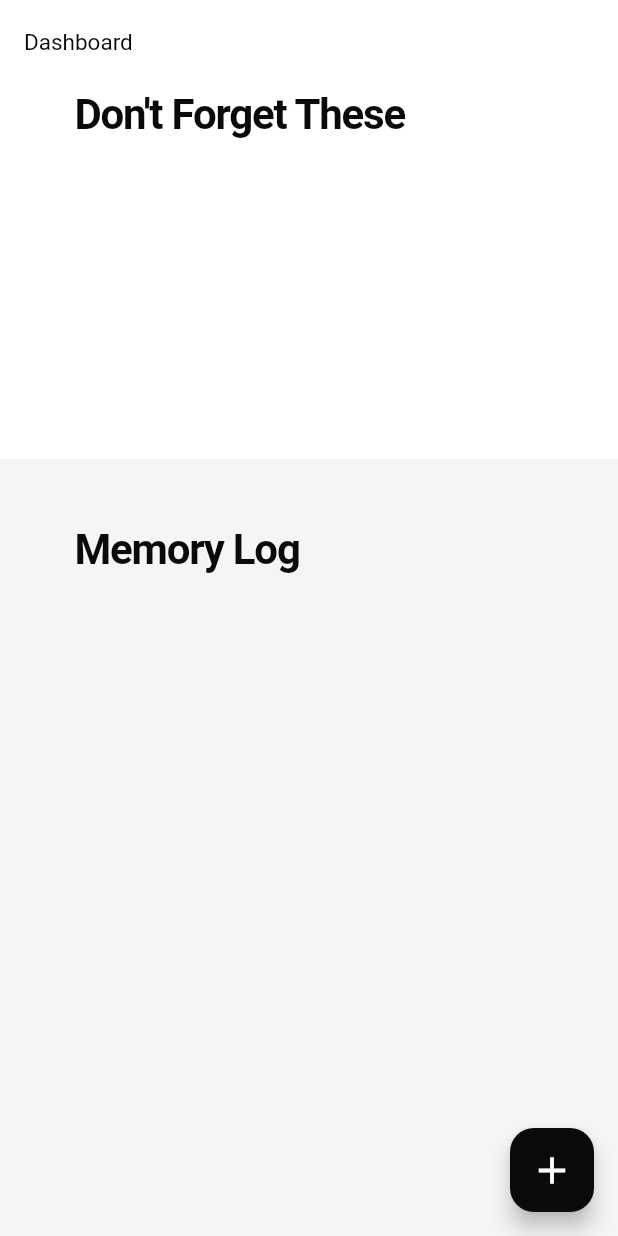
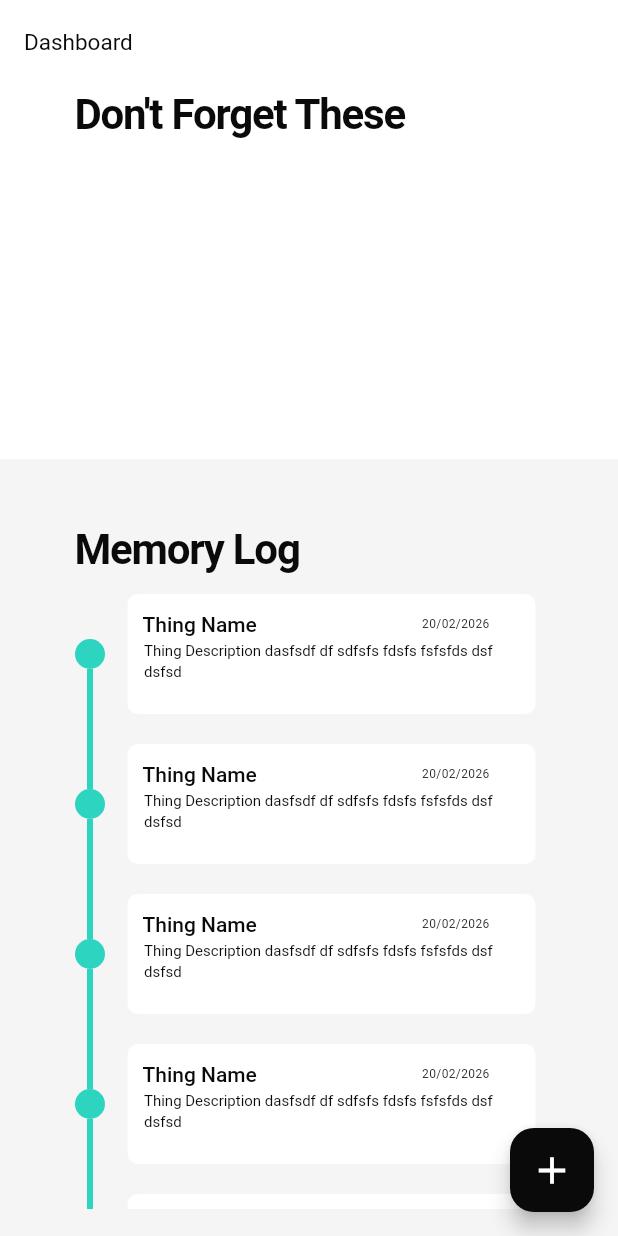
Before and after one commit to dimitrilahanas/MemoryStack, a Flutter app: the screen it shows after launch, on a phone screen of 412 x 824 dp. Run offline on Flutter 3.47's test engine with Material 3 defaults, Android fonts, the phone set to English and light mode, and no system bars; drawn by our look-alikes of timeline_tile; our stand-ins replace hive, hive_flutter; accounts and stored records are empty.

Commit message:
Revert "feat(HomeScreen): Save Memory now works and adds to hive list."
This reverts commit f8ca63a870820edcf6484e1b9cf24529cb482493.

```diff
--- a/lib/screens/home_screen.dart
+++ b/lib/screens/home_screen.dart
@@ -1,32 +1,9 @@
 import 'package:flutter/material.dart';
-import 'package:hive/hive.dart';
-import 'package:memorystack/database/boxes.dart';
-import 'package:memorystack/widgets/create_memory_widget.dart';
 import 'package:memorystack/widgets/header_widget.dart';
 import 'package:memorystack/widgets/things_timeline_widget.dart';
 
-import 'package:memorystack/models/memory.dart';
-
-class HomeScreen extends StatefulWidget {
+class HomeScreen extends StatelessWidget {
   const HomeScreen({super.key});
-
-  @override
-  State<HomeScreen> createState() => _HomeScreenState();
-}
-
-class _HomeScreenState extends State<HomeScreen> {
-  final TextEditingController memoryNameController = TextEditingController();
-  final TextEditingController memoryDescController = TextEditingController();
-
-  void saveMemory() {
-    final newMemory = Memory(name: memoryNameController.text, description: memoryDescController.text, lastCompleted: 'w');
-    boxMemorys.add(newMemory);
-
-    memoryNameController.clear();
-    memoryDescController.clear();
-
-    Navigator.pop(context);
-  }
 
   @override
   Widget build(BuildContext context) {
@@ -42,28 +19,16 @@ class _HomeScreenState extends State<HomeScreen> {
         ),
       ),
 
-      body: Column(children: [HeaderWidget(), ThingsTimelineWidget()]),
+      body: Column(
+        children: [
+          HeaderWidget(),
+          ThingsTimelineWidget(),
+        ],
+      ),
 
       floatingActionButton: FloatingActionButton(
-        onPressed: () {
-          showDialog(
-            context: context,
-            builder: (context) {
-              return CreateMemoryWidget(
-                savePressed: () {
-                  saveMemory();
-                },
-                nameController: memoryNameController,
-                descController: memoryDescController,
-              );
-            },
-          );
-        },
-        child: Icon(
-          Icons.add,
-          color: Theme.of(context).colorScheme.secondary,
-          size: 30,
-        ),
+        onPressed: null,
+        child: Icon(Icons.add, color: Theme.of(context).colorScheme.secondary, size: 30),
       ),
     );
   }
--- a/lib/widgets/thing_card.dart
+++ b/lib/widgets/thing_card.dart
@@ -1,11 +1,7 @@
 import 'package:flutter/material.dart';
 
 class ThingCard extends StatelessWidget {
-  final String memoryName;
-  final String memoryDesc;
-  final String memoryDate;
-
-  const ThingCard({super.key, required this.memoryName, required this.memoryDesc, required this.memoryDate});
+  const ThingCard({super.key});
 
   @override
   Widget build(BuildContext context) {
@@ -26,7 +22,7 @@ class ThingCard extends StatelessWidget {
                   child: Padding(
                     padding: const EdgeInsets.only(left: 10, top: 10),
                     child: Text(
-                      memoryName,
+                      "Thing Name",
                       style: TextStyle(
                         color: Theme.of(context).colorScheme.primary,
                         fontWeight: FontWeight.w500,
@@ -41,7 +37,7 @@ class ThingCard extends StatelessWidget {
                   child: Padding(
                     padding: const EdgeInsets.only(left: 110, top: 10),
                     child: Text(
-                      memoryDate,
+                      "20/02/2026",
                       style: TextStyle(
                         color: Theme.of(context).colorScheme.onPrimary,
                         fontSize: 8,
@@ -57,7 +53,7 @@ class ThingCard extends StatelessWidget {
               child: Padding(
                 padding: const EdgeInsets.only(left: 11, right: 11),
                 child: Text(
-                  memoryDesc,
+                  "Thing Description dasfsdf df sdfsfs fdsfs fsfsfds dsf dsfsd",
                   style: TextStyle(
                     color: Theme.of(context).colorScheme.primary,
                     fontSize: 10,
--- a/lib/widgets/thing_tile.dart
+++ b/lib/widgets/thing_tile.dart
@@ -1,14 +1,12 @@
 import 'package:flutter/material.dart';
-import 'package:memorystack/models/memory.dart';
 import 'package:memorystack/widgets/thing_card.dart';
 import 'package:timeline_tile/timeline_tile.dart';
 
 class ThingTile extends StatelessWidget {
   final bool isFirstTile;
   final bool isLastTile;
-  final Memory memory;
 
-  const ThingTile({super.key, required this.isFirstTile, required this.isLastTile, required this.memory});
+  const ThingTile({super.key, required this.isFirstTile, required this.isLastTile});
 
   @override
   Widget build(BuildContext context) {
@@ -26,7 +24,7 @@ class ThingTile extends StatelessWidget {
           color: Color(0xFF2DD4BF),
         ),
 
-        endChild: ThingCard(memoryName: memory.name, memoryDesc: memory.description, memoryDate: memory.lastCompleted),
+        endChild: ThingCard(),
         ),
     );
   }
--- a/lib/widgets/things_timeline_widget.dart
+++ b/lib/widgets/things_timeline_widget.dart
@@ -1,6 +1,4 @@
 import 'package:flutter/material.dart';
-import 'package:hive_flutter/hive_flutter.dart';
-import 'package:memorystack/database/boxes.dart';
 import 'package:memorystack/widgets/thing_tile.dart';
 
 class ThingsTimelineWidget extends StatelessWidget {
@@ -31,23 +29,15 @@ class ThingsTimelineWidget extends StatelessWidget {
         SizedBox(
           width: screenWidth,
           height: 420,
-          child: ValueListenableBuilder(
-            valueListenable: boxMemorys.listenable(),
-            builder: (context, box, _) {
-              return ListView.builder(
-                padding: const EdgeInsets.only(left: 50),
-                itemCount: boxMemorys.length,
-                itemBuilder: (context, index) {
-                  final memory = boxMemorys.getAt(index)!;
-
-                  return ThingTile(
-                    memory: memory,
-                    isFirstTile: index == 0,
-                    isLastTile: index == boxMemorys.length - 1,
-                  );
-                },
-              );
-            },
+          child: ListView(
+            padding: EdgeInsets.only(left: 50),
+            children: [
+              ThingTile(isFirstTile: true, isLastTile: false),
+              ThingTile(isFirstTile: false, isLastTile: false),
+              ThingTile(isFirstTile: false, isLastTile: false),
+              ThingTile(isFirstTile: false, isLastTile: false),
+              ThingTile(isFirstTile: false, isLastTile: true),
+            ],
           ),
         ),
       ],
```
Also changed, not shown: lib/widgets/create_memory_widget.dart (+3 -5 lines).
